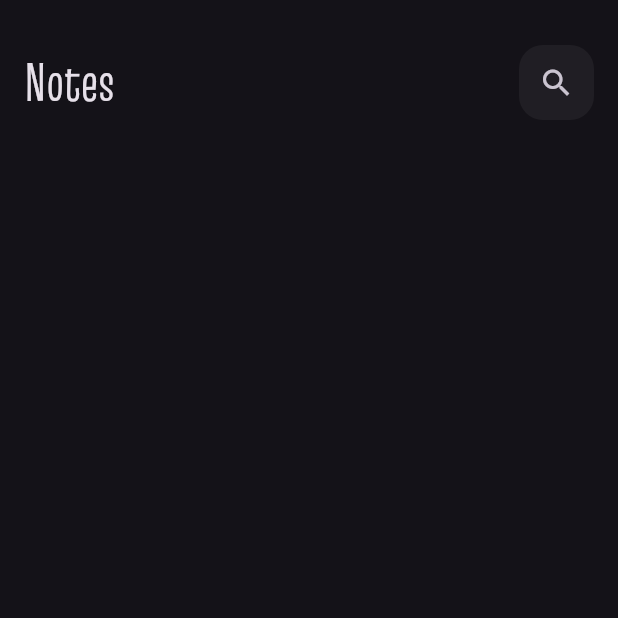
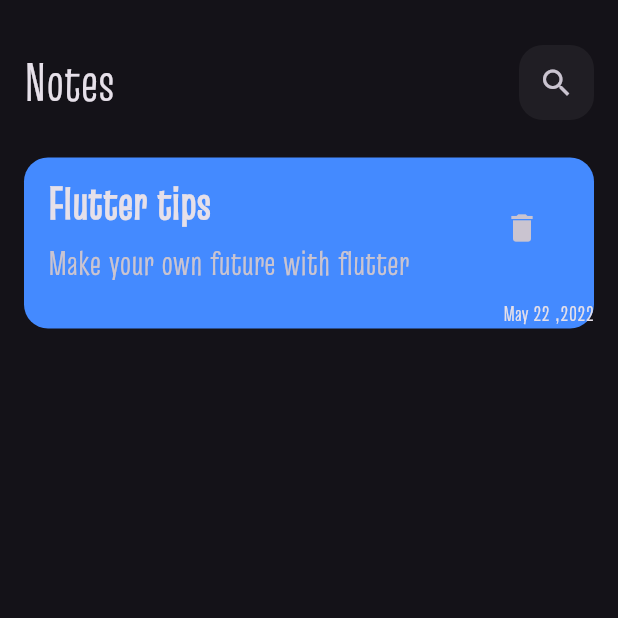
Before and after one commit to AhmdRabei/notes_app, a Flutter app: the screen it shows after launch, on a phone screen of 412 x 824 dp, the top half of it. Run offline on Flutter 3.47's test engine with Material 3 defaults, Android fonts, the phone set to English and light mode, and no system bars.

Commit message:
create custom note card

```diff
--- /dev/null
+++ b/lib/widgets/custom_note_card.dart
@@ -0,0 +1,44 @@
+import 'package:flutter/material.dart';
+
+class CustomNoteCard extends StatelessWidget {
+  const CustomNoteCard({super.key});
+
+  @override
+  Widget build(BuildContext context) {
+    return Container(
+      width: MediaQuery.of(context).size.width,
+      decoration: BoxDecoration(
+        color: Colors.blueAccent,
+        borderRadius: BorderRadius.circular(16),
+      ),
+      child: Column(
+        crossAxisAlignment: CrossAxisAlignment.end,
+        children: [
+          ListTile(
+            title: const Text(
+              'Flutter tips',
+              style: TextStyle(
+                fontSize: 30,
+                fontWeight: FontWeight.bold,
+              ),
+            ),
+            subtitle: const Text(
+              'Make your own future with flutter ',
+              style: TextStyle(
+                fontSize: 23,
+              ),
+            ),
+            trailing: IconButton(
+              onPressed: () {},
+              icon: const Icon(Icons.delete),
+            ),
+          ),
+          const Text(
+            'May 22 ,2022',
+            style: TextStyle(fontSize: 14),
+          )
+        ],
+      ),
+    );
+  }
+}
--- a/lib/widgets/notes_view_body.dart
+++ b/lib/widgets/notes_view_body.dart
@@ -1,19 +1,24 @@
 import 'package:flutter/material.dart';
 import 'package:notes_app/widgets/custom_app_bar.dart';
+import 'package:notes_app/widgets/custom_note_card.dart';
 
 class NotesViewBody extends StatelessWidget {
   const NotesViewBody({super.key});
 
   @override
   Widget build(BuildContext context) {
-    return const Padding(
-      padding: EdgeInsets.symmetric(horizontal: 16),
+    return Padding(
+      padding: const EdgeInsets.symmetric(horizontal: 16),
       child: Column(
         children: [
-          SizedBox(
+          const SizedBox(
             height: 30,
           ),
-          CustomAppBar(),
+          const CustomAppBar(),
+          const SizedBox(
+            height: 25,
+          ),
+          CustomNoteCard(),
         ],
       ),
     );
```
